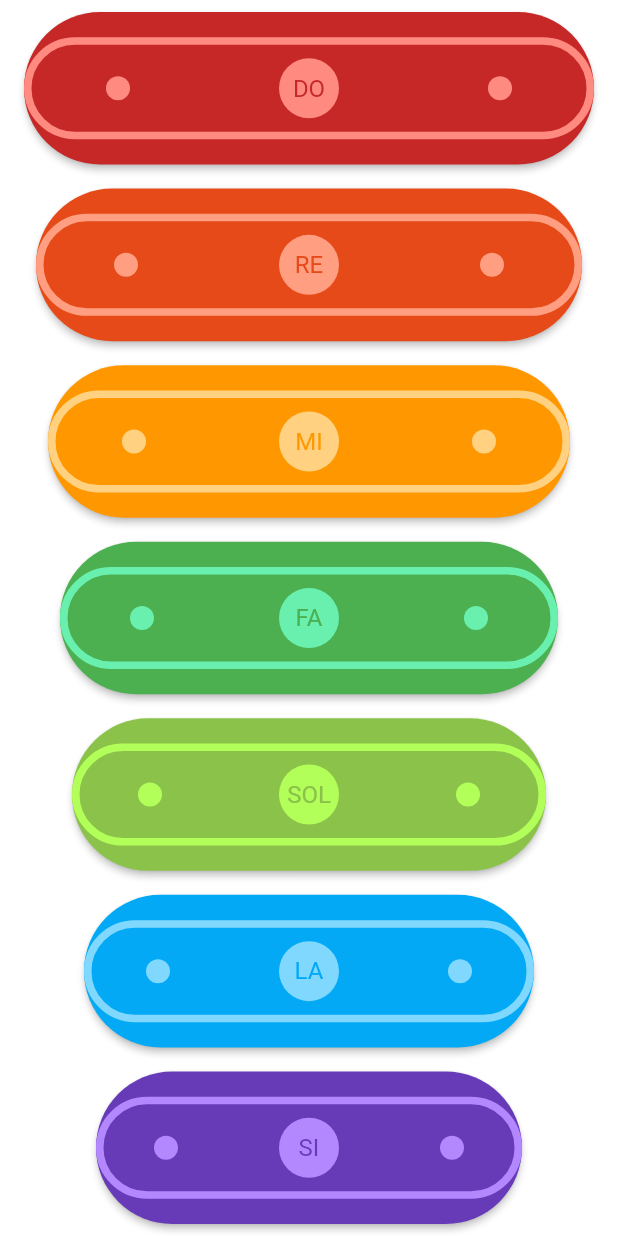
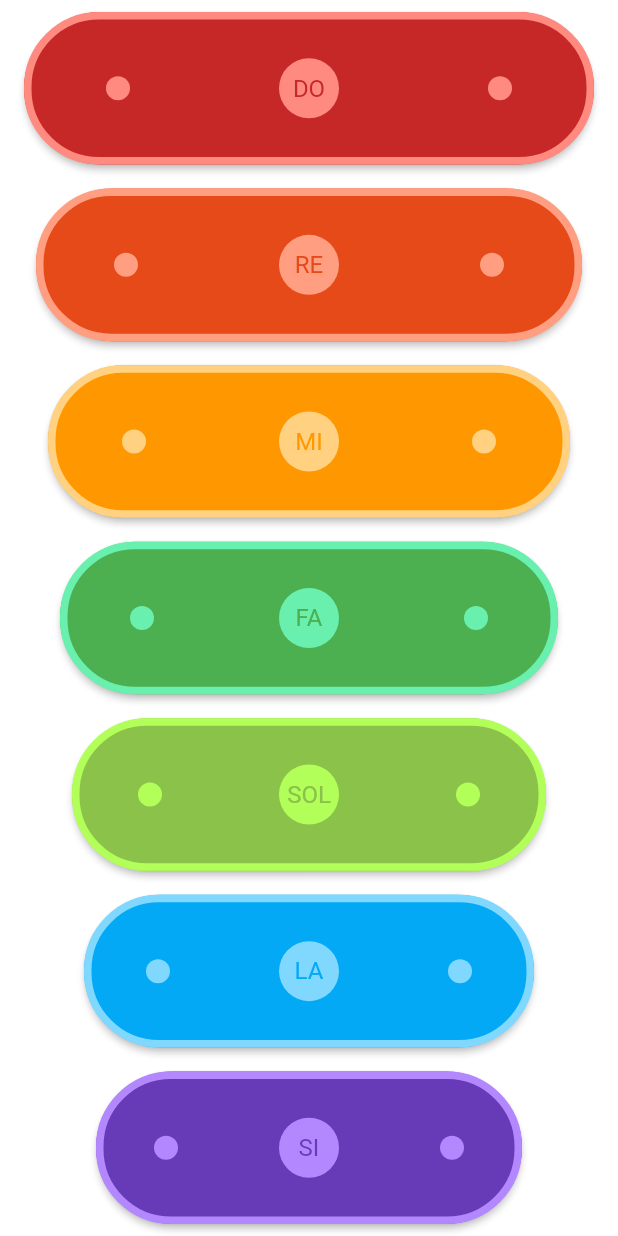
Before and after one commit to darteloper/xylophone, a Flutter app: the screen it shows after launch, on a phone screen of 412 x 824 dp. Run offline on Flutter 3.47's test engine with Material 2 defaults, Android fonts, the phone set to English and light mode, and no system bars; our stand-ins replace audioplayers.

Commit message:
Optimize app design

```diff
--- a/lib/main.dart
+++ b/lib/main.dart
@@ -19,7 +19,6 @@
             borderRadius: BorderRadius.circular(60.0),
           ),
           child: Container(
-            padding: EdgeInsets.symmetric(vertical: 9, horizontal: 0),
             decoration: BoxDecoration(
               borderRadius: BorderRadius.all(
                 Radius.circular(50.0),
@@ -31,6 +30,7 @@
             ),
             child: Row(
               mainAxisAlignment: MainAxisAlignment.spaceAround,
+              crossAxisAlignment: CrossAxisAlignment.stretch,
               children: <Widget>[
                 CircleAvatar(
                   backgroundColor: accent,
```
